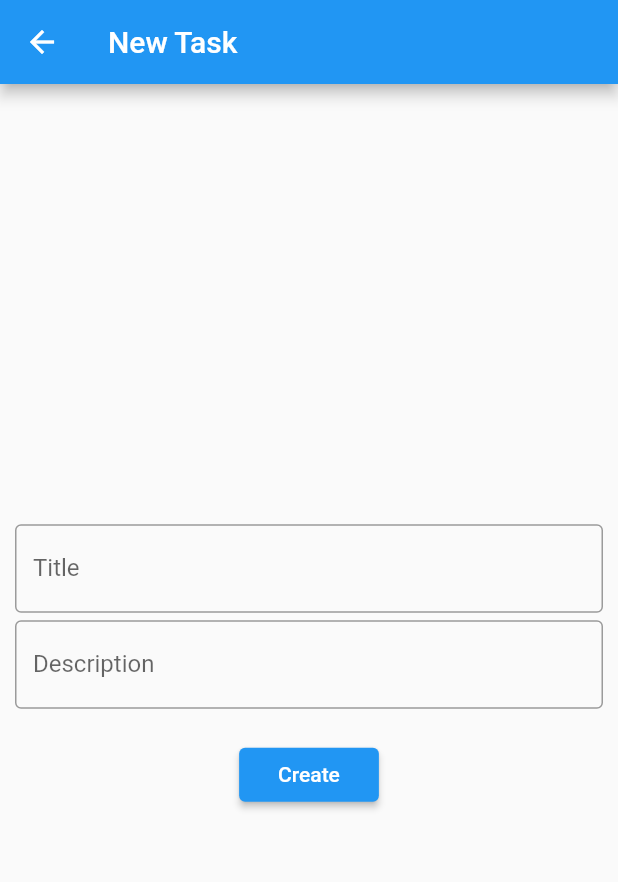
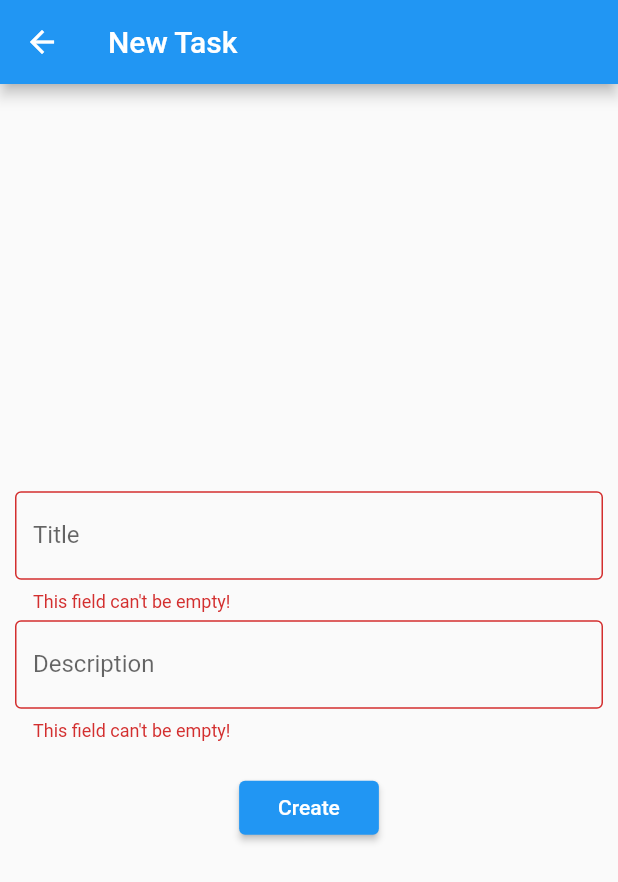
Before and after one commit to thales-goncalves3/lista_de_tarefas_firebase, a Flutter app: the CreateTask screen opened by its route, after a tap on "Create", on a phone screen of 412 x 824 dp. Shown: the top 882 px of the screen. Run offline on Flutter 3.47's test engine with Material 2 defaults, Android fonts, the phone set to English and light mode, and no system bars; our stand-ins replace cloud_firestore, firebase_auth, firebase_core; accounts and stored records are empty; generated files the repository leaves out were written again; network calls fail.

Commit message:
validando a criação das tasks

```diff
--- a/lib/main.dart
+++ b/lib/main.dart
@@ -1,6 +1,8 @@
 import 'package:firebase_core/firebase_core.dart';
 import 'package:flutter/material.dart';
+import 'package:lista_tarefas_firebase/controllers/firebase_controller.dart';
 import 'package:lista_tarefas_firebase/firebase_options.dart';
+import 'package:lista_tarefas_firebase/pages/home_page.dart';
 
 import 'package:lista_tarefas_firebase/pages/login_page.dart';
 import 'package:lista_tarefas_firebase/routes/routes.dart';
@@ -13,12 +15,14 @@ void main() async {
   );
 
   runApp(
-    const MyApp(),
+    MyApp(),
   );
 }
 
 class MyApp extends StatelessWidget {
-  const MyApp({super.key});
+  MyApp({super.key});
+
+  final controller = FirebaseController();
 
   @override
   Widget build(BuildContext context) {
@@ -30,7 +34,7 @@ class MyApp extends StatelessWidget {
       theme: ThemeData(
         primarySwatch: Colors.blue,
       ),
-      home: const LoginPage(),
+      home: controller.getUser() == null ? const LoginPage() : const HomePage(),
     );
   }
 }
--- a/lib/pages/create_task_page.dart
+++ b/lib/pages/create_task_page.dart
@@ -9,7 +9,7 @@ class CreateTask extends StatefulWidget {
 }
 
 class _CreateTaskState extends State<CreateTask> {
-  GlobalKey formKey = GlobalKey<FormState>();
+  GlobalKey<FormState> formKey = GlobalKey();
   TextEditingController title = TextEditingController();
   TextEditingController description = TextEditingController();
 
@@ -31,11 +31,18 @@ class _CreateTaskState extends State<CreateTask> {
                 child: Column(
                   children: [
                     TextFormField(
+                      autovalidateMode: AutovalidateMode.onUserInteraction,
                       controller: title,
                       decoration: const InputDecoration(
                           border: OutlineInputBorder(),
                           labelText: "Title",
                           hintText: "Title"),
+                      validator: (value) {
+                        if (value!.isEmpty) {
+                          return "This field can't be empty!";
+                        }
+                        return null;
+                      },
                     ),
                     const SizedBox(
                       height: 5,
@@ -46,6 +53,12 @@ class _CreateTaskState extends State<CreateTask> {
                           border: OutlineInputBorder(),
                           labelText: "Description",
                           hintText: "Description"),
+                      validator: (value) {
+                        if (value!.isEmpty) {
+                          return "This field can't be empty!";
+                        }
+                        return null;
+                      },
                     ),
                   ],
                 ),
@@ -55,7 +68,26 @@ class _CreateTaskState extends State<CreateTask> {
               ),
               ElevatedButton(
                   onPressed: () {
-                    controller.createTask(title.text, description.text);
+                    if (formKey.currentState!.validate()) {
+                      controller.createTask(title.text, description.text);
+                      showDialog(
+                        context: context,
+                        builder: (context) {
+                          return AlertDialog(
+                            title: const Text("Success"),
+                            content: const Text("Task created with success!"),
+                            actions: [
+                              TextButton(
+                                  onPressed: () {
+                                    Navigator.of(context)
+                                        .pushNamed("/home_page");
+                                  },
+                                  child: const Text("OK"))
+                            ],
+                          );
+                        },
+                      );
+                    }
                   },
                   child: const Padding(
                     padding: EdgeInsets.all(10.0),
```
Also changed, not shown: lib/controllers/firebase_controller.dart (+22 -10 lines), lib/pages/home_page.dart (+11 -3 lines), lib/pages/login_page.dart (+20 -4 lines), lib/widgets/created_tasks.dart (+10 -4 lines), lib/widgets/finished_tasks.dart (+33 -17 lines), 1 other file.
